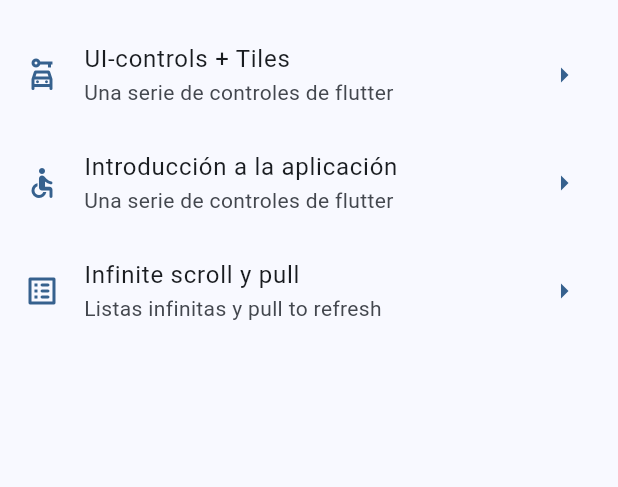
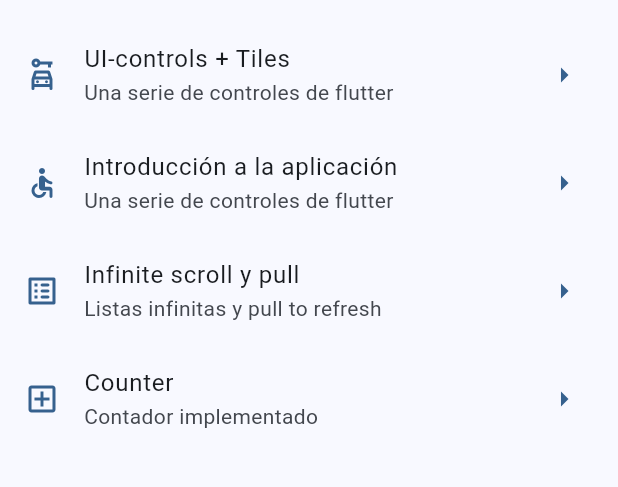
Before and after one commit to JulianRivers/widget_app, a Flutter app: the screen it shows after launch, on a phone screen of 412 x 824 dp, the part 603-1090 px from its top. Run offline on Flutter 3.47's test engine with Material 2 defaults, Android fonts, the phone set to English and light mode, and no system bars; our stand-ins replace animate_do, go_router.

Commit message:
contador

```diff
--- a/lib/config/router/app_router.dart
+++ b/lib/config/router/app_router.dart
@@ -1,4 +1,5 @@
 import 'package:go_router/go_router.dart';
+import 'package:widget_app/presentation/screens/counter/counter_screen.dart';
 import 'package:widget_app/presentation/screens/screens.dart';
 import 'package:widget_app/presentation/screens/snackbar/snackbar_screen.dart';
 
@@ -51,5 +52,10 @@ final appRouter = GoRouter(
       name: InfiniteScrollScreen.name,
       builder: (context, state) => const InfiniteScrollScreen(),
     ),
+    GoRoute(
+      path: '/counter',
+      name: CounterScreen.name,
+      builder: (context, state) => const CounterScreen(),
+    ),
   ],
 );
--- a/lib/menu/menu_item.dart
+++ b/lib/menu/menu_item.dart
@@ -54,4 +54,9 @@ const appMenuItems = <MenuItem>[
       subTitle: 'Listas infinitas y pull to refresh',
       link: '/infinite',
       icon: Icons.list_alt_rounded),
+  MenuItem(
+      title: 'Counter',
+      subTitle: 'Contador implementado',
+      link: '/counter',
+      icon: Icons.add_box_outlined),
 ];
```
Also changed, not shown: lib/presentation/screens/counter/counter_screen.dart (added, +33 -0 lines).
